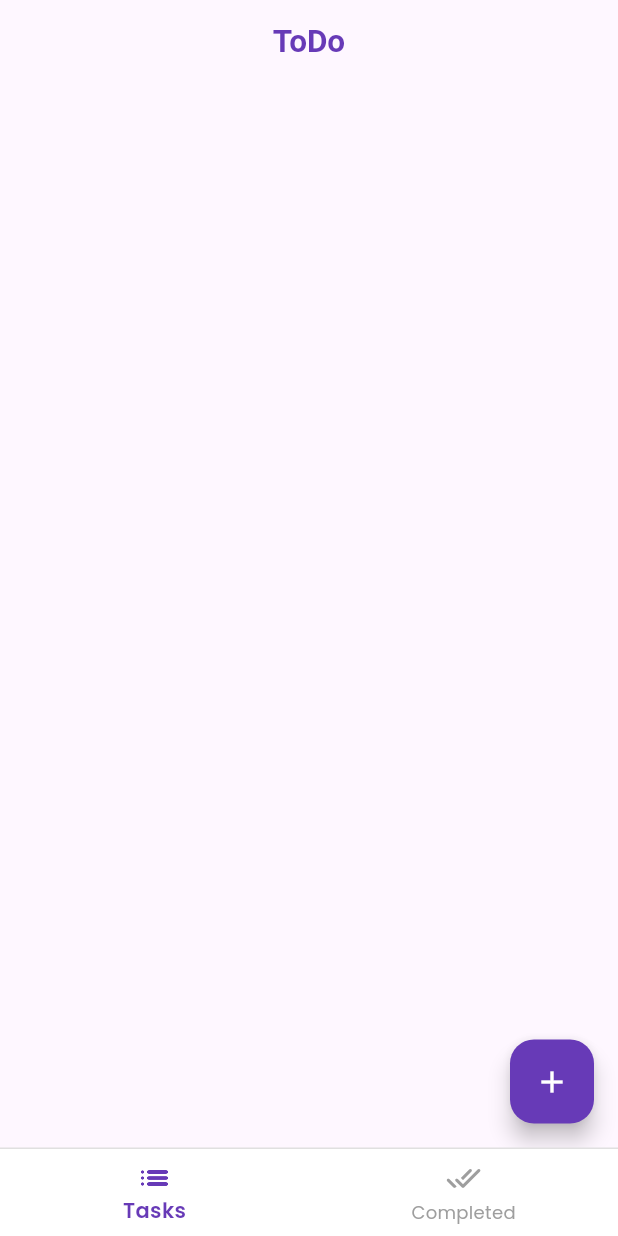
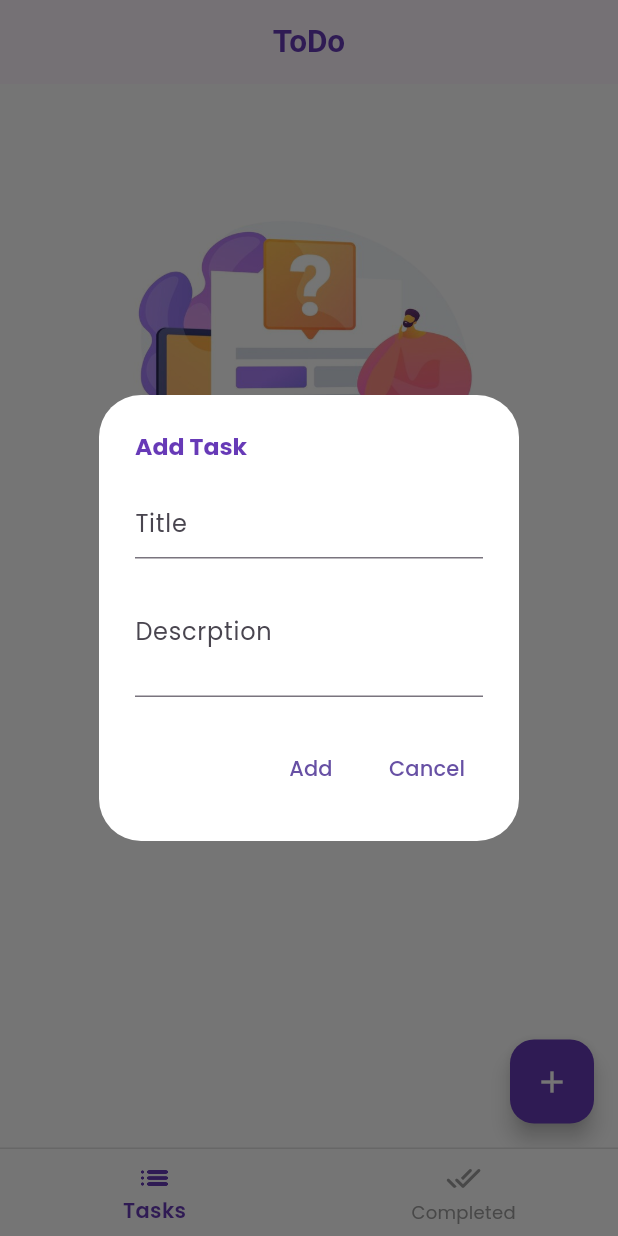
Before and after one commit to OnkarSagare27/todo, a Flutter app: the screen it shows after launch, after a tap on the "add" icon, on a phone screen of 412 x 824 dp. Run offline on Flutter 3.47's test engine with Material 3 defaults, Android fonts, the phone set to English and light mode, and no system bars; our stand-ins replace flutter_screenutil, google_fonts, shared_preferences.

Commit message:
Add task dialog box

```diff
--- a/lib/main.dart
+++ b/lib/main.dart
@@ -33,6 +33,7 @@ class MyApp extends StatelessWidget {
           title: 'ToDo',
           debugShowCheckedModeBanner: false,
           theme: ThemeData(
+            scaffoldBackgroundColor: Colors.white,
             fontFamily: GoogleFonts.poppins().fontFamily,
           ),
           initialRoute: 'home',
--- a/lib/providers/universal_provider.dart
+++ b/lib/providers/universal_provider.dart
@@ -1,5 +1,6 @@
 import 'dart:convert';
 import 'package:flutter/material.dart';
+import 'package:flutter_screenutil/flutter_screenutil.dart';
 import 'package:shared_preferences/shared_preferences.dart';
 import '../models/data_model.dart';
 
@@ -25,4 +26,62 @@ class UniversalProvider extends ChangeNotifier {
         : DataModel(0, []);
     notifyListeners();
   }
+
+  void showAddTaskDialog(BuildContext context) {
+    showDialog(
+      context: context,
+      builder: (BuildContext context) {
+        return Center(
+          child: SingleChildScrollView(
+            child: AlertDialog(
+              backgroundColor: Colors.white,
+              surfaceTintColor: Colors.white,
+              title: Text(
+                'Add Task',
+                style: TextStyle(
+                  fontWeight: FontWeight.bold,
+                  color: Colors.deepPurple,
+                  fontSize: 15.sp,
+                ),
+              ),
+              content: Column(
+                children: [
+                  const TextField(
+                    maxLines: 1,
+                    autocorrect: false,
+                    decoration: InputDecoration(
+                      hintText: 'Title',
+                    ),
+                  ),
+                  SizedBox(
+                    height: 30.h,
+                  ),
+                  const TextField(
+                    maxLines: 2,
+                    decoration: InputDecoration(
+                      hintText: 'Descrption',
+                    ),
+                  ),
+                ],
+              ),
+              actions: <Widget>[
+                TextButton(
+                  onPressed: () {
+                    Navigator.of(context).pop();
+                  },
+                  child: const Text('Add'),
+                ),
+                TextButton(
+                  onPressed: () {
+                    Navigator.of(context).pop();
+                  },
+                  child: const Text('Cancel'),
+                ),
+              ],
+            ),
+          ),
+        );
+      },
+    );
+  }
 }
--- a/lib/screens/todos_screen.dart
+++ b/lib/screens/todos_screen.dart
@@ -1,4 +1,5 @@
 import 'package:flutter/material.dart';
+import 'package:flutter_screenutil/flutter_screenutil.dart';
 import 'package:provider/provider.dart';
 import '../providers/universal_provider.dart';
 
@@ -20,13 +21,53 @@ class _TodosScrenState extends State<TodosScren> {
                   color: Colors.deepPurple,
                 ))
               : Scaffold(
+                  body: universalProvider.dataModel!.tasks.isEmpty
+                      ? Center(
+                          child: Column(
+                            mainAxisAlignment: MainAxisAlignment.start,
+                            children: [
+                              SizedBox(
+                                height: 60.h,
+                              ),
+                              Image.asset(
+                                'assets/no_tasks.png',
+                                height: 300.h,
+                                width: 300.w,
+                              ),
+                              SizedBox(
+                                height: 40.h,
+                              ),
+                              Text(
+                                'Add a task and get to work on it!',
+                                style: TextStyle(
+                                  fontWeight: FontWeight.bold,
+                                  fontSize: 15.sp,
+                                  color: Colors.deepPurple.withOpacity(0.8),
+                                ),
+                              ),
+                              SizedBox(
+                                height: 5.h,
+                              ),
+                              Text(
+                                'Today is your canvas.',
+                                style: TextStyle(
+                                  color: Colors.deepPurple.withOpacity(0.8),
+                                  fontWeight: FontWeight.bold,
+                                  fontSize: 18.sp,
+                                ),
+                              ),
+                            ],
+                          ),
+                        )
+                      : const Placeholder(),
                   floatingActionButton: FloatingActionButton(
                     backgroundColor: Colors.deepPurple,
                     child: const Icon(
                       Icons.add,
                       color: Colors.white,
                     ),
-                    onPressed: () {},
+                    onPressed: () =>
+                        universalProvider.showAddTaskDialog(context),
                   ),
                 ),
     );
--- a/pubspec.yaml
+++ b/pubspec.yaml
@@ -63,8 +63,8 @@ flutter:
   uses-material-design: true
 
   # To add assets to your application, add an assets section, like this:
-  # assets:
-  #   - images/a_dot_burr.jpeg
+  assets:
+    - assets/
   #   - images/a_dot_ham.jpeg
 
   # An image asset can refer to one or more resolution-specific "variants", see
```
Also changed, not shown: assets/no_tasks.png (added).
